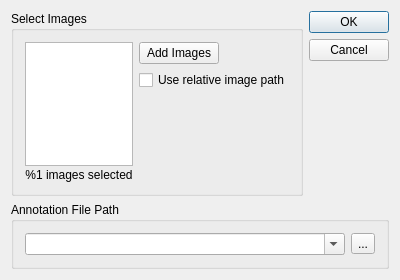
basileios-anastasatos/AnnoTool, file AnnoTool/src/uiStuff/forms/DlgAddImage.ui: the form before one commit.
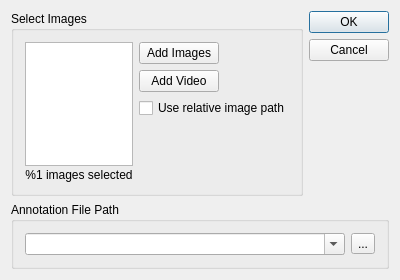
The form after the commit.

Commit message: latest forms and corresponding headers

The edit to the form file:
```diff
--- a/AnnoTool/src/uiStuff/forms/DlgAddImage.ui
+++ b/AnnoTool/src/uiStuff/forms/DlgAddImage.ui
@@ -84,6 +84,19 @@
                 </property>
                </widget>
               </item>
+              <item>
+               <widget class="QPushButton" name="btAddVideo">
+                <property name="sizePolicy">
+                 <sizepolicy vsizetype="Fixed" hsizetype="Fixed">
+                  <horstretch>0</horstretch>
+                  <verstretch>0</verstretch>
+                 </sizepolicy>
+                </property>
+                <property name="text">
+                 <string>Add Video</string>
+                </property>
+               </widget>
+              </item>
               <item>
                <widget class="QCheckBox" name="ckSaveRel">
                 <property name="text">
```
The commit also changes 1 other file.
